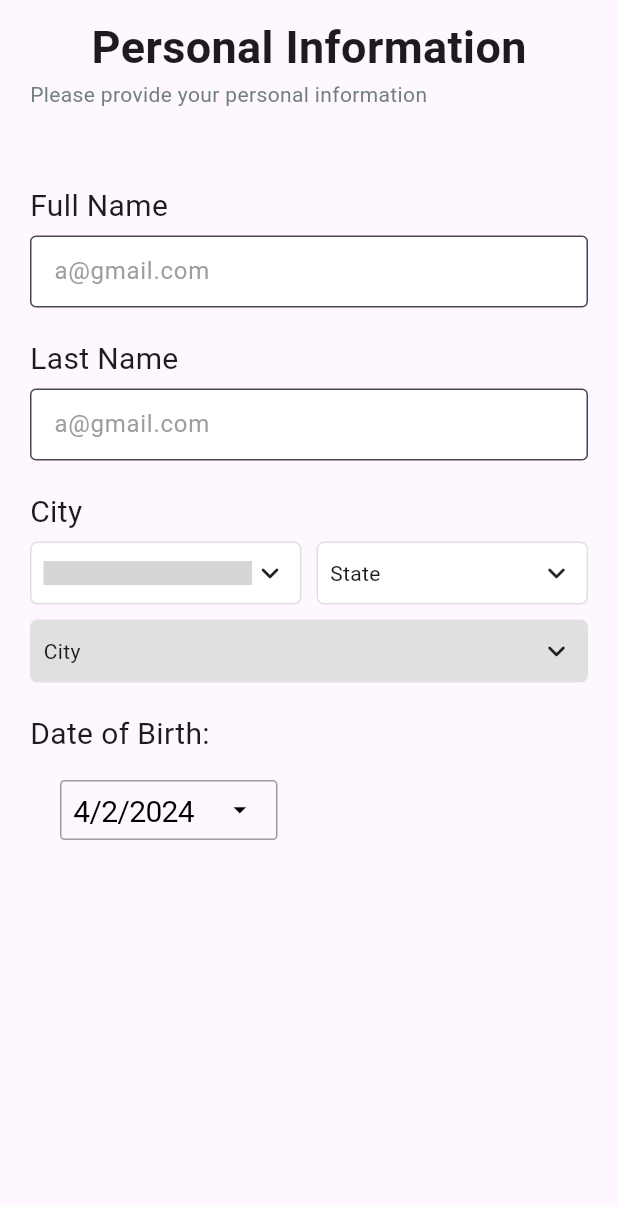
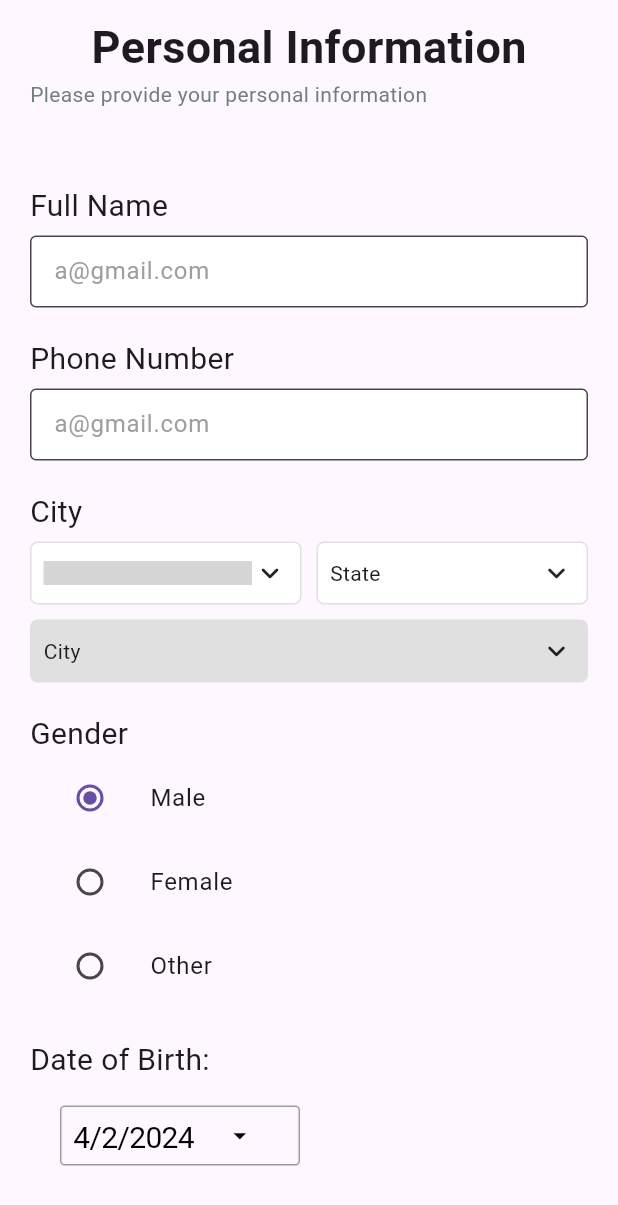
Before and after one commit to Aadi61/pilleasy, a Flutter app: the PersonalInfoScreen screen opened by its route, on a phone screen of 412 x 824 dp. Shown: the top 1205 px of the screen. Run offline on Flutter 3.47's test engine with Material 3 defaults, Android fonts, the phone set to English and light mode, and no system bars; drawn by our look-alikes of csc_picker; our stand-ins replace get, velocity_x; grey boxes are pictures that could not be loaded.

Commit message:
sign up screen ui

```diff
--- a/lib/common_widgets/auth_button.dart
+++ b/lib/common_widgets/auth_button.dart
@@ -2,12 +2,12 @@ import 'package:flutter/material.dart';
 import 'package:pilleasy/consts/colors.dart';
 import 'package:velocity_x/velocity_x.dart';
 
-Widget AuthButton({String? title}) {
+Widget AuthButton({String? title,Function? onPressed}) {
   return Container(
     height: 50,
     width: 300,
     child: ElevatedButton(
-        onPressed: () {},
+        onPressed: onPressed as void Function()?,
         style: ElevatedButton.styleFrom(backgroundColor: blue,
         shape: RoundedRectangleBorder(borderRadius: BorderRadius.circular(10))
         ),
--- a/lib/common_widgets/custom_date_picker.dart
+++ b/lib/common_widgets/custom_date_picker.dart
@@ -19,7 +19,7 @@ class CustomDatePicker extends StatelessWidget {
         title.text.size(20).make(),
         CupertinoButton(
             child: Container(
-              width: 145,
+              width: 160,
               height: 40,
               decoration: BoxDecoration(
                 border: Border.all(color: Colors.grey),
--- a/lib/consts/colors.dart
+++ b/lib/consts/colors.dart
@@ -1,7 +1,7 @@
 import 'package:flutter/material.dart';
 
 
-//Custom colors I am using in the app. Kaushikee ek baar dekh lena
+//Custom colors I am using in the app.
 Color lightCream = const Color.fromARGB(255, 228, 218, 202);
 Color grey = const Color(0xFF727F80);
 Color blue = const Color(0xFF285ADD);
--- a/lib/controllers/datetime_controller.dart
+++ /dev/null
@@ -1,10 +0,0 @@
-import 'package:get/get.dart';
-
-class DateTimeController extends GetxController {
-  var selectedDate = DateTime.now().obs;
-
-  void onDateChanged(DateTime date) {
-    selectedDate.value = date;
-    print(selectedDate.value);
-  }
-}
--- /dev/null
+++ b/lib/controllers/personal_info_controller.dart
@@ -0,0 +1,14 @@
+import 'package:get/get.dart';
+import 'package:pilleasy/screens/auth_screens/personal_info_screen.dart';
+
+class PersonalInfoController extends GetxController {
+  var selectedDate = DateTime.now().obs;
+  var _character = Gender.male.obs;
+  Gender get character => _character.value;
+  void onDateChanged(DateTime date) {
+    selectedDate.value = date;
+  }
+  void updateGender(Gender value) {
+    _character.value = value;
+  }
+}
--- a/lib/routes/routes.dart
+++ b/lib/routes/routes.dart
@@ -1,14 +1,16 @@
-import 'package:get/get_navigation/src/routes/get_route.dart';
+import 'package:get/get.dart';
 import 'package:pilleasy/screens/auth_screens/login_screen.dart';
 import 'package:pilleasy/screens/auth_screens/personal_info_screen.dart';
+import 'package:pilleasy/screens/auth_screens/signup_screen.dart';
 
 class RoutesClass{
   static String logIn = '/logIn';
   static String personalInfo = '/personalInfo';
-
+  static String signUp = '/signUp';
 
   static List<GetPage> routes = [
     GetPage(name: logIn, page: () => const LoginScreen()),
     GetPage(name: personalInfo, page: () => const PersonalInfoScreen()),
+    GetPage(name: signUp, page: () => const SignUpScreen())
   ];
 }
--- a/lib/screens/auth_screens/personal_info_screen.dart
+++ b/lib/screens/auth_screens/personal_info_screen.dart
@@ -1,9 +1,11 @@
 import 'package:csc_picker/csc_picker.dart';
 import 'package:flutter/material.dart';
 import 'package:get/get.dart';
+import 'package:pilleasy/common_widgets/auth_button.dart';
 import 'package:pilleasy/common_widgets/custom_date_picker.dart';
 import 'package:pilleasy/consts/colors.dart';
-import 'package:pilleasy/controllers/datetime_controller.dart';
+import 'package:pilleasy/controllers/personal_info_controller.dart';
+import 'package:pilleasy/routes/routes.dart';
 import 'package:velocity_x/velocity_x.dart';
 import 'package:pilleasy/common_widgets/custom_text_field.dart';
 
@@ -14,8 +16,11 @@ class PersonalInfoScreen extends StatefulWidget {
   State<PersonalInfoScreen> createState() => _PersonalInfoScreenState();
 }
 
+enum Gender { male, female, other }
+
 class _PersonalInfoScreenState extends State<PersonalInfoScreen> {
-  final dateTimeController = Get.put(DateTimeController());
+  Gender? _character = Gender.male;
+  final personalInfoController = Get.put(PersonalInfoController());
   DateTime selectedDate = DateTime.now();
   String? countryValue = "Select Country";
   String? stateValue = "Select State";
@@ -26,54 +31,107 @@ class _PersonalInfoScreenState extends State<PersonalInfoScreen> {
       body: SingleChildScrollView(
         child: Padding(
             padding: const EdgeInsets.only(left: 20.0, right: 20.0),
-          child:Obx(()=> Column(
+            child: Obx(
+              () => Column(
                 crossAxisAlignment: CrossAxisAlignment.start,
                 children: [
                   10.heightBox,
                   Align(
                       alignment: Alignment.center,
-                  child: 'Personal Information'.text.size(30).semiBold.make()),
-              "Please provide your personal information".text.color(grey).make(),
+                      child:
+                          'Personal Information'.text.size(30).semiBold.make()),
+                  "Please provide your personal information"
+                      .text
+                      .color(grey)
+                      .make(),
                   50.heightBox,
                   customTextField(title: 'Full Name'),
                   20.heightBox,
-              customTextField(title: 'Last Name'),
+                  customTextField(title: 'Phone Number'),
                   20.heightBox,
                   // SearchAddress(),
                   "City".text.size(20).make(),
                   5.heightBox,
                   CSCPicker(
                     defaultCountry: CscCountry.India,
-
-
                     onCountryChanged: (value) {
                       setState(() {
                         countryValue = value;
                       });
                     },
-                  onStateChanged:(value) {
+                    onStateChanged: (value) {
                       setState(() {
                         stateValue = value;
                       });
                     },
-                  onCityChanged:(value) {
+                    onCityChanged: (value) {
                       setState(() {
                         cityValue = value;
                       });
                     },
                   ),
                   20.heightBox,
+                  "Gender".text.size(20).make(),
+
+                  Column(
+                    children: [
+                      ListTile(
+                        leading: Radio(
+                            value: Gender.male,
+                            groupValue: personalInfoController.character,
+                            onChanged: (Gender? value) {
+                              if (value != null) {
+                                personalInfoController.updateGender(value);
+                              }
+                            }),
+                        title: "Male".text.make(),
+                      ),
+                      ListTile(
+                        leading: Radio(
+                            value: Gender.female,
+                            groupValue: personalInfoController.character,
+                            onChanged: (Gender? value) {
+                              if (value != null) {
+                                personalInfoController.updateGender(value);
+                              }
+                            }),
+                        title: "Female".text.make(),
+                      ),
+                      ListTile(
+                        leading: Radio(
+                            value: Gender.other,
+                            groupValue: personalInfoController.character,
+                            onChanged: (Gender? value) {
+                              if (value != null) {
+                                personalInfoController.updateGender(value);
+                              }
+                            }),
+                        title: "Other".text.make(),
+                      )
+                    ],
+                  ),
+                  20.heightBox,
                   CustomDatePicker(
                     title: 'Date of Birth: ',
-                selectedDate: '${dateTimeController.selectedDate.value.day}/${dateTimeController.selectedDate.value.month}/${dateTimeController.selectedDate.value.year}',
+                    selectedDate:
+                        '${personalInfoController.selectedDate.value.day}/${personalInfoController.selectedDate.value.month}/${personalInfoController.selectedDate.value.year}',
                     onDateChanged: (selectedDate) {
-    dateTimeController.onDateChanged(selectedDate);
+                      personalInfoController.onDateChanged(selectedDate);
                     },
                   ),
-              20.heightBox,
+                  180.heightBox,
+                  Align(
+                      alignment: Alignment.bottomCenter,
+                      child: AuthButton(
+                          title: 'Next',
+                          onPressed: () {
+                            Get.toNamed(RoutesClass.signUp);
+                          })),
+
+                  30.heightBox
                 ],
-          ),)
               ),
+            )),
       ),
     );
   }
```
Also changed, not shown: lib/screens/auth_screens/signup_screen.dart (added, +52 -0 lines). Lines whose indentation alone changed are shown as unchanged.
